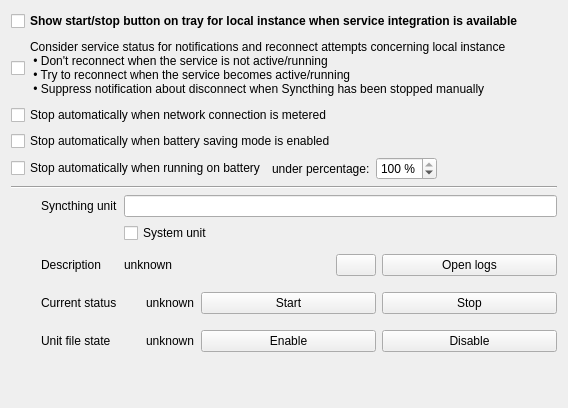
The window that syncthingwidgets/settings/serviceoptionpage.ui (Martchus/syncthingtray) describes before a commit, drawn with Qt 5.
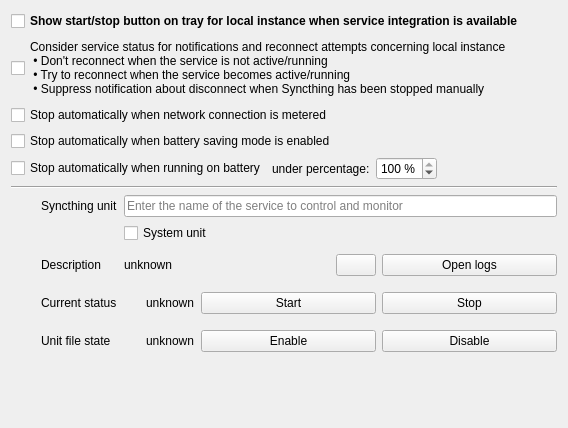
The same window after the commit. Icons and pictures are not drawn. Custom widgets are drawn as their Qt base class.

Commit message:
Enable Windows service support by default
* Allow users to test the feature without having to compile Syncthing Tray
  themselves
* Add a notice in the UI that the service support is still experimental and
  for experimental users
* Do not assign a default service name so the service monitoring is
  disabled by default
    * Improve error handling if service name is empty
    * Add placeholder text for service name
* Do not wait for Windows service in setup wizard for now (and exclude it
  from the summary)
* Update documentation

The edit to the form file:
```diff
--- a/syncthingwidgets/settings/serviceoptionpage.ui
+++ b/syncthingwidgets/settings/serviceoptionpage.ui
@@ -134,7 +134,11 @@
        </widget>
       </item>
       <item row="0" column="1">
-       <widget class="QtUtilities::ClearLineEdit" name="syncthingUnitLineEdit"/>
+       <widget class="QtUtilities::ClearLineEdit" name="syncthingUnitLineEdit">
+        <property name="placeholderText">
+         <string>Enter the name of the service to control and monitor</string>
+        </property>
+       </widget>
       </item>
       <item row="1" column="1">
        <widget class="QCheckBox" name="systemUnitCheckBox">
@@ -407,6 +411,24 @@
      </property>
     </spacer>
    </item>
+   <item>
+    <widget class="QLabel" name="noticeLabel">
+     <property name="font">
+      <font>
+       <bold>true</bold>
+      </font>
+     </property>
+     <property name="text">
+      <string/>
+     </property>
+     <property name="textFormat">
+      <enum>Qt::TextFormat::PlainText</enum>
+     </property>
+     <property name="wordWrap">
+      <bool>true</bool>
+     </property>
+    </widget>
+   </item>
   </layout>
  </widget>
  <customwidgets>
```
The commit also changes 7 other files.
